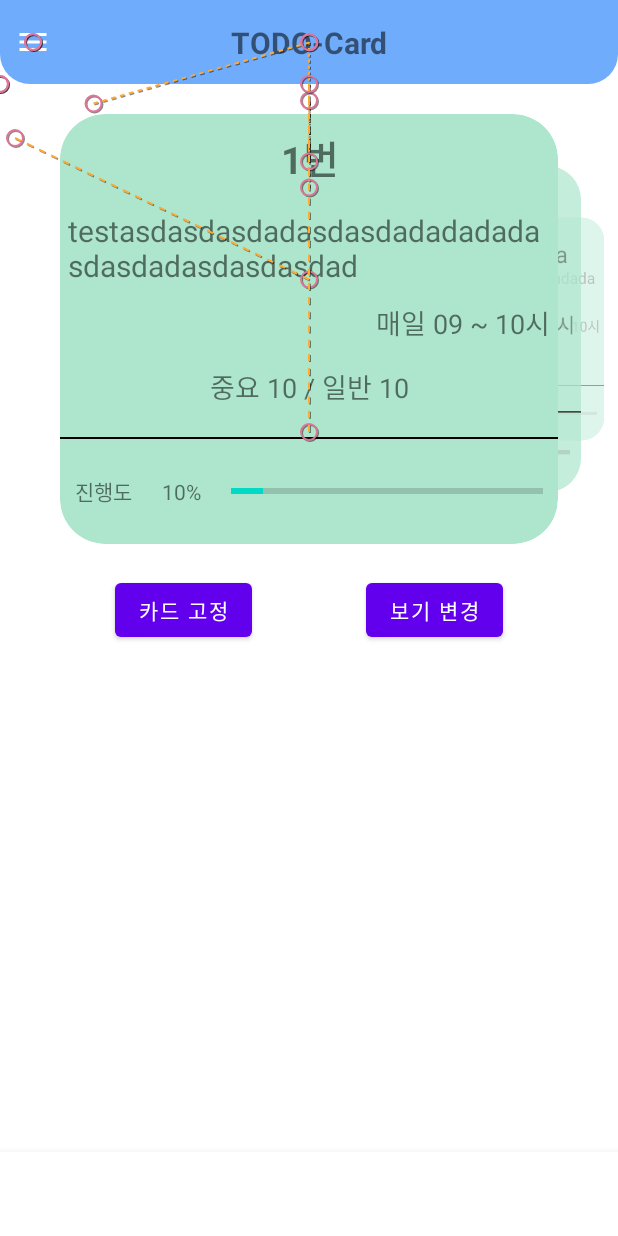
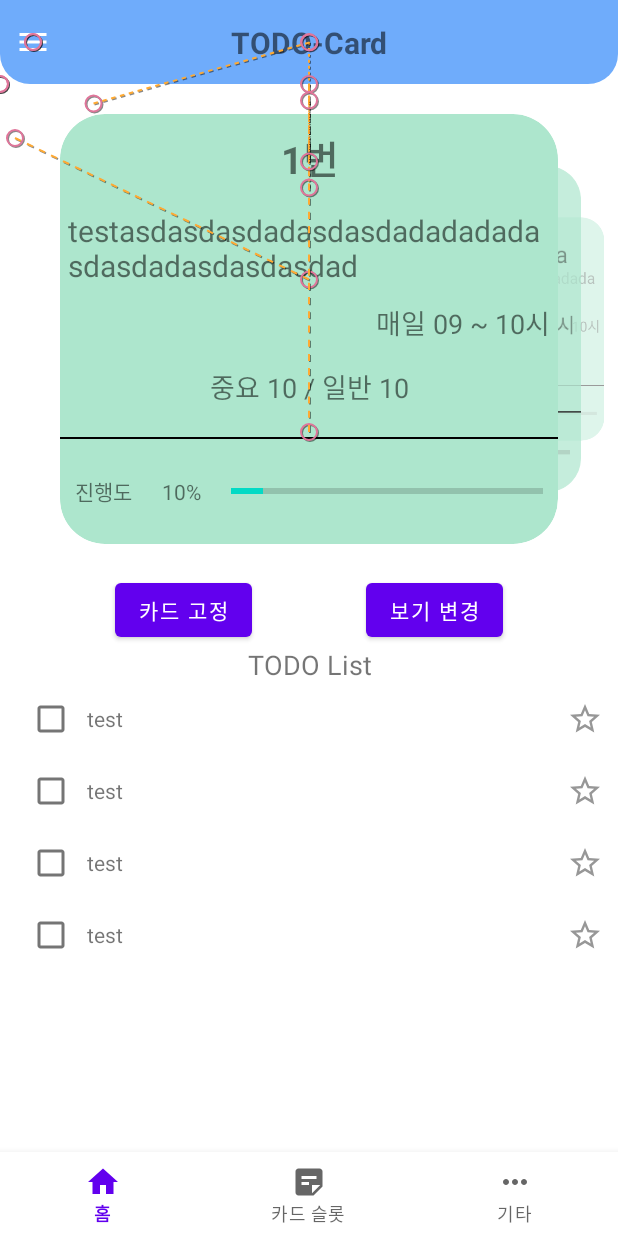
Before and after one commit to solly29/solly_todo, an Android app: the screen it shows after launch (MainActivity), on a phone screen of 412 x 824 dp. Run offline under Robolectric (Android 15) with nearby library versions, the phone set to English and light mode, and no system bars; our stand-ins replace Dagger/Hilt's generated code, data binding.

Commit message:
2022-06-09 메인 화면 수정
 - todo list 리사이클러뷰 적용

```diff
--- a/app/src/main/java/com/example/solly/todo/presentation/adapter/MainTodoItemAdapter.kt
+++ b/app/src/main/java/com/example/solly/todo/presentation/adapter/MainTodoItemAdapter.kt
@@ -10,7 +10,7 @@ import androidx.recyclerview.widget.RecyclerView
 import com.example.solly.todo.R
 import com.example.solly.todo.databinding.FragmentTodoItemBinding
 
-class MainTodoItemAdapter(): RecyclerView.Adapter<MainTodoItemAdapter.MainTodoItemViewHolder>() {
+class MainTodoItemAdapter: RecyclerView.Adapter<MainTodoItemAdapter.MainTodoItemViewHolder>() {
 
     private val list = listOf("1번","2번","3번","4번")
 
--- /dev/null
+++ b/app/src/main/java/com/example/solly/todo/presentation/adapter/MainTodoReAdapter.kt
@@ -0,0 +1,47 @@
+package com.example.solly.todo.presentation.adapter
+
+import android.annotation.SuppressLint
+import android.util.Log
+import android.view.LayoutInflater
+import android.view.MotionEvent
+import android.view.View
+import android.view.ViewGroup
+import androidx.appcompat.content.res.AppCompatResources.getDrawable
+import androidx.databinding.DataBindingUtil
+import androidx.recyclerview.widget.RecyclerView
+import com.example.solly.todo.R
+import com.example.solly.todo.databinding.FragmentTodoItemBinding
+import com.example.solly.todo.databinding.ItemMainTodoListBinding
+
+class MainTodoReAdapter: RecyclerView.Adapter<MainTodoReAdapter.MainTodoReViewHolder>() {
+
+    private val list = listOf("1번","2번","3번","4번")
+
+    inner class MainTodoReViewHolder(val item: ItemMainTodoListBinding): RecyclerView.ViewHolder(item.root) {
+        fun onBind(str: String) {
+//            item.imageTodoStar.setOnClickListener {
+//                Log.e("image", "${item.imageTodoStar.state}")
+//                Log.e("image", R.drawable.ic_baseline_star_border_24.toString())
+//                if(item.imageTodoStar.tag == R.drawable.ic_baseline_star_border_24) {
+//                    item.imageTodoStar.setImageResource(R.drawable.ic_baseline_star_24)
+//                } else {
+//                    item.imageTodoStar.setImageResource(R.drawable.ic_baseline_star_border_24)
+//                }
+//            }
+        }
+    }
+
+    override fun onCreateViewHolder(parent: ViewGroup, viewType: Int): MainTodoReViewHolder {
+        val item = DataBindingUtil.inflate<ItemMainTodoListBinding>(LayoutInflater.from(parent.context), R.layout.item_main_todo_list, parent, false)
+
+        return MainTodoReViewHolder(item)
+    }
+
+    override fun onBindViewHolder(holder: MainTodoReViewHolder, position: Int) {
+        holder.onBind(list[position])
+    }
+
+    override fun getItemCount(): Int {
+        return list.size
+    }
+}
--- a/app/src/main/java/com/example/solly/todo/presentation/view/MainActivity.kt
+++ b/app/src/main/java/com/example/solly/todo/presentation/view/MainActivity.kt
@@ -17,6 +17,7 @@ import androidx.core.view.children
 import androidx.core.view.setPadding
 import androidx.core.view.updatePadding
 import androidx.core.view.updatePaddingRelative
+import androidx.recyclerview.widget.LinearLayoutManager
 import androidx.recyclerview.widget.RecyclerView
 import androidx.viewpager2.widget.CompositePageTransformer
 import androidx.viewpager2.widget.MarginPageTransformer
@@ -24,6 +25,7 @@ import androidx.viewpager2.widget.ViewPager2
 import com.example.solly.todo.R
 import com.example.solly.todo.databinding.ActivityMainBinding
 import com.example.solly.todo.presentation.adapter.MainTodoItemAdapter
+import com.example.solly.todo.presentation.adapter.MainTodoReAdapter
 import com.example.solly.todo.presentation.adapter.SliderTransformer
 import com.example.solly.todo.presentation.adapter.SliderTransformerTest
 import com.example.solly.todo.presentation.base.BaseActivity
@@ -103,6 +105,9 @@ class MainActivity : BaseActivity<MainViewModel, ActivityMainBinding>() {
                 }
             })
         }
+
+        binding.recyclerMainTodo.layoutManager = LinearLayoutManager(this)
+        binding.recyclerMainTodo.adapter = MainTodoReAdapter()
     }
 
     override fun initDataBinding() {
--- /dev/null
+++ b/app/src/main/res/drawable/ic_baseline_home_24.xml
@@ -0,0 +1,10 @@
+<vector xmlns:android="http://schemas.android.com/apk/res/android"
+    android:width="24dp"
+    android:height="24dp"
+    android:viewportWidth="24"
+    android:viewportHeight="24"
+    android:tint="?attr/colorControlNormal">
+  <path
+      android:fillColor="@android:color/white"
+      android:pathData="M10,20v-6h4v6h5v-8h3L12,3 2,12h3v8z"/>
+</vector>
--- /dev/null
+++ b/app/src/main/res/drawable/ic_baseline_more_horiz_24.xml
@@ -0,0 +1,10 @@
+<vector xmlns:android="http://schemas.android.com/apk/res/android"
+    android:width="24dp"
+    android:height="24dp"
+    android:viewportWidth="24"
+    android:viewportHeight="24"
+    android:tint="?attr/colorControlNormal">
+  <path
+      android:fillColor="@android:color/white"
+      android:pathData="M6,10c-1.1,0 -2,0.9 -2,2s0.9,2 2,2 2,-0.9 2,-2 -0.9,-2 -2,-2zM18,10c-1.1,0 -2,0.9 -2,2s0.9,2 2,2 2,-0.9 2,-2 -0.9,-2 -2,-2zM12,10c-1.1,0 -2,0.9 -2,2s0.9,2 2,2 2,-0.9 2,-2 -0.9,-2 -2,-2z"/>
+</vector>
--- /dev/null
+++ b/app/src/main/res/drawable/ic_baseline_star_24.xml
@@ -0,0 +1,10 @@
+<vector xmlns:android="http://schemas.android.com/apk/res/android"
+    android:width="24dp"
+    android:height="24dp"
+    android:viewportWidth="24"
+    android:viewportHeight="24"
+    android:tint="#FFEB3B">
+  <path
+      android:fillColor="@android:color/white"
+      android:pathData="M12,17.27L18.18,21l-1.64,-7.03L22,9.24l-7.19,-0.61L12,2 9.19,8.63 2,9.24l5.46,4.73L5.82,21z"/>
+</vector>
--- /dev/null
+++ b/app/src/main/res/drawable/ic_baseline_star_border_24.xml
@@ -0,0 +1,10 @@
+<vector xmlns:android="http://schemas.android.com/apk/res/android"
+    android:width="24dp"
+    android:height="24dp"
+    android:viewportWidth="24"
+    android:viewportHeight="24"
+    android:tint="#979797">
+  <path
+      android:fillColor="@android:color/white"
+      android:pathData="M22,9.24l-7.19,-0.62L12,2 9.19,8.63 2,9.24l5.46,4.73L5.82,21 12,17.27 18.18,21l-1.63,-7.03L22,9.24zM12,15.4l-3.76,2.27 1,-4.28 -3.32,-2.88 4.38,-0.38L12,6.1l1.71,4.04 4.38,0.38 -3.32,2.88 1,4.28L12,15.4z"/>
+</vector>
--- /dev/null
+++ b/app/src/main/res/drawable/ic_baseline_sticky_note_2_24.xml
@@ -0,0 +1,11 @@
+<vector xmlns:android="http://schemas.android.com/apk/res/android"
+    android:width="24dp"
+    android:height="24dp"
+    android:viewportWidth="24"
+    android:viewportHeight="24"
+    android:tint="?attr/colorControlNormal"
+    android:autoMirrored="true">
+  <path
+      android:fillColor="@android:color/white"
+      android:pathData="M19,3H4.99C3.89,3 3,3.9 3,5l0.01,14c0,1.1 0.89,2 1.99,2h10l6,-6V5C21,3.9 20.1,3 19,3zM7,8h10v2H7V8zM12,14H7v-2h5V14zM14,19.5V14h5.5L14,19.5z"/>
+</vector>
--- /dev/null
+++ b/app/src/main/res/drawable/selector_todo_star.xml
@@ -0,0 +1,5 @@
+<?xml version="1.0" encoding="utf-8"?>
+<selector xmlns:android="http://schemas.android.com/apk/res/android">
+    <item android:state_checked="true" android:drawable="@drawable/ic_baseline_star_24"/>
+    <item android:state_checked="false" android:drawable="@drawable/ic_baseline_star_border_24"/>
+</selector>
--- a/app/src/main/res/layout/activity_main.xml
+++ b/app/src/main/res/layout/activity_main.xml
@@ -265,10 +265,35 @@
             app:layout_constraintEnd_toEndOf="parent"
             app:layout_constraintStart_toEndOf="@+id/button_main_card_change"/>
 
+        <LinearLayout
+            android:layout_width="match_parent"
+            android:layout_height="0dp"
+            android:orientation="vertical"
+            app:layout_constraintTop_toBottomOf="@+id/button_main_card_change"
+            app:layout_constraintStart_toStartOf="parent"
+            app:layout_constraintEnd_toEndOf="parent"
+            app:layout_constraintBottom_toTopOf="@+id/navi_main">
+
+            <TextView
+                android:layout_width="match_parent"
+                android:layout_height="wrap_content"
+                android:gravity="center"
+                android:textSize="18sp"
+                android:text="TODO List"/>
+
+            <androidx.recyclerview.widget.RecyclerView
+                android:id="@+id/recycler_main_todo"
+                android:layout_width="match_parent"
+                tools:listitem="@layout/item_main_todo_list"
+                android:layout_height="match_parent"/>
+
+        </LinearLayout>
+
         <com.google.android.material.bottomnavigation.BottomNavigationView
             android:id="@+id/navi_main"
             android:layout_width="match_parent"
             android:layout_height="wrap_content"
+            app:menu="@menu/main_bottom_menu"
             app:layout_constraintBottom_toBottomOf="parent"
             app:layout_constraintStart_toStartOf="parent"
             app:layout_constraintEnd_toEndOf="parent"/>
--- /dev/null
+++ b/app/src/main/res/layout/item_main_todo_list.xml
@@ -0,0 +1,35 @@
+<?xml version="1.0" encoding="utf-8"?>
+<layout xmlns:android="http://schemas.android.com/apk/res/android">
+    <LinearLayout
+        android:layout_width="match_parent"
+        android:layout_height="wrap_content"
+        android:background="@color/white"
+        android:paddingStart="10dp"
+        android:paddingEnd="10dp">
+
+        <CheckBox
+            android:id="@+id/checkbox_todo_item"
+            android:layout_width="wrap_content"
+            android:layout_height="wrap_content"
+            android:gravity="center_vertical"/>
+
+        <TextView
+            android:id="@+id/text_todo_content"
+            android:layout_width="0dp"
+            android:layout_height="wrap_content"
+            android:layout_weight="1"
+            android:gravity="center_vertical"
+            android:text="test"/>
+
+        <CheckBox
+            android:id="@+id/image_todo_star"
+            android:layout_width="wrap_content"
+            android:layout_height="wrap_content"
+            android:layout_gravity="center_vertical"
+            android:gravity="center_vertical"
+            android:drawableEnd="@drawable/selector_todo_star"
+            android:button="@null"
+            android:background="@android:color/transparent" />
+
+    </LinearLayout>
+</layout>
--- /dev/null
+++ b/app/src/main/res/menu/main_bottom_menu.xml
@@ -0,0 +1,18 @@
+<?xml version="1.0" encoding="utf-8"?>
+<menu xmlns:android="http://schemas.android.com/apk/res/android">
+    <item
+        android:id="@+id/menu_home"
+        android:title="홈"
+        android:icon="@drawable/ic_baseline_home_24"/>
+
+    <item
+        android:id="@+id/menu_card"
+        android:title="카드 슬롯"
+        android:icon="@drawable/ic_baseline_sticky_note_2_24"/>
+
+    <item
+        android:id="@+id/menu_etc"
+        android:title="기타"
+        android:icon="@drawable/ic_baseline_more_horiz_24"/>
+
+</menu>
```
